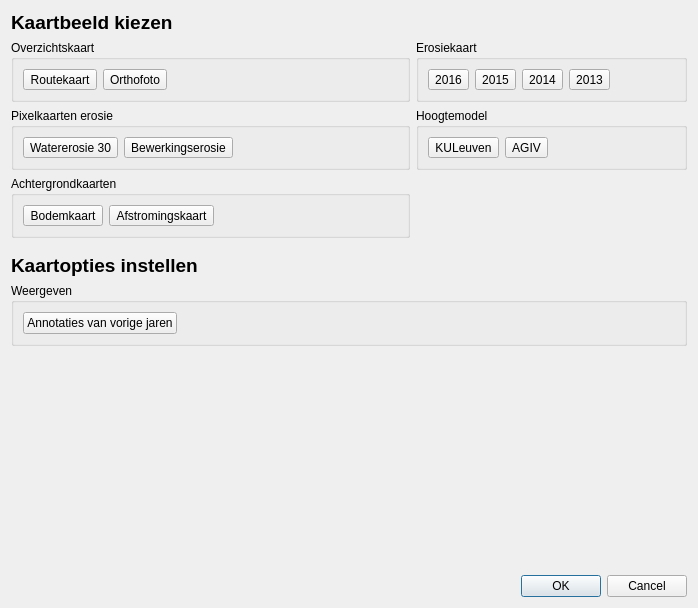
Old version of the form ui_mapswitchdialog.ui in the repository DOV-Vlaanderen/erosiebezwaren.
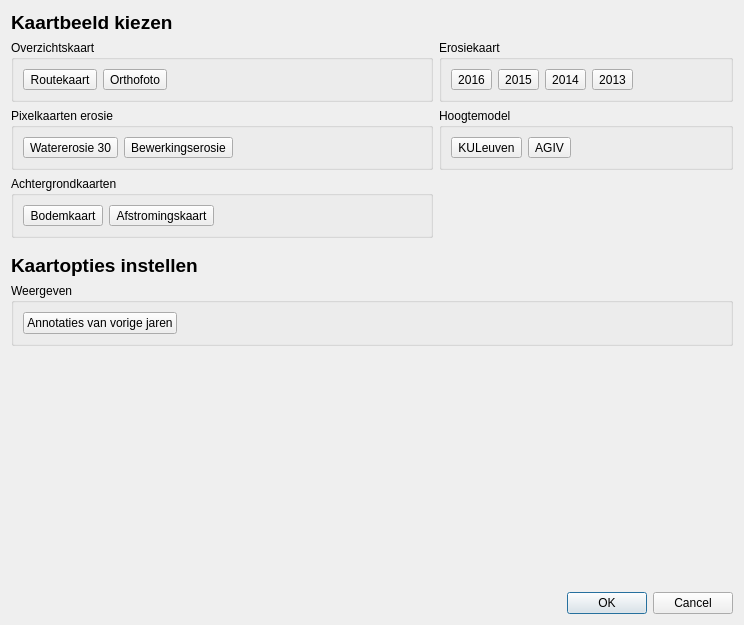
New version of the form. Icons and pictures are not drawn. Custom widgets are drawn as their Qt base class.

Commit message: Add erosiekaart 2016 to mapswitchdialog.

```diff
--- a/ui_mapswitchdialog.ui
+++ b/ui_mapswitchdialog.ui
@@ -6,8 +6,8 @@
    <rect>
     <x>0</x>
     <y>0</y>
-    <width>698</width>
-    <height>608</height>
+    <width>744</width>
+    <height>625</height>
    </rect>
   </property>
   <property name="windowTitle">
@@ -435,6 +435,9 @@
      <property name="title">
       <string>Weergeven</string>
      </property>
+     <property name="flat">
+      <bool>true</bool>
+     </property>
      <layout class="QVBoxLayout" name="verticalLayout_2">
       <item>
        <widget class="ValueBooleanButton" name="lbv_showOldAnnotations">
```
Left out of the diff: 2 changed lines with no effect on the pictures. The commit also changes 1 other file.
